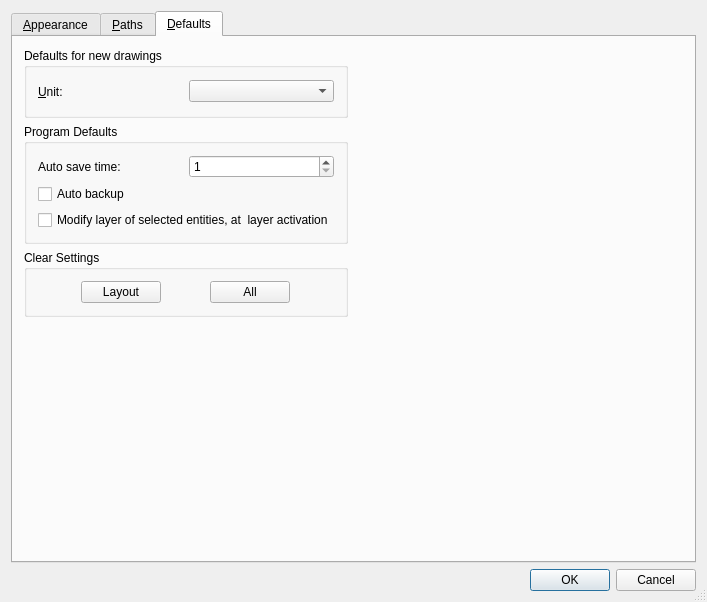
Above: librecad/src/ui/forms/qg_dlgoptionsgeneral.ui from LibreCAD/LibreCAD before the change. Below: the same form after it.
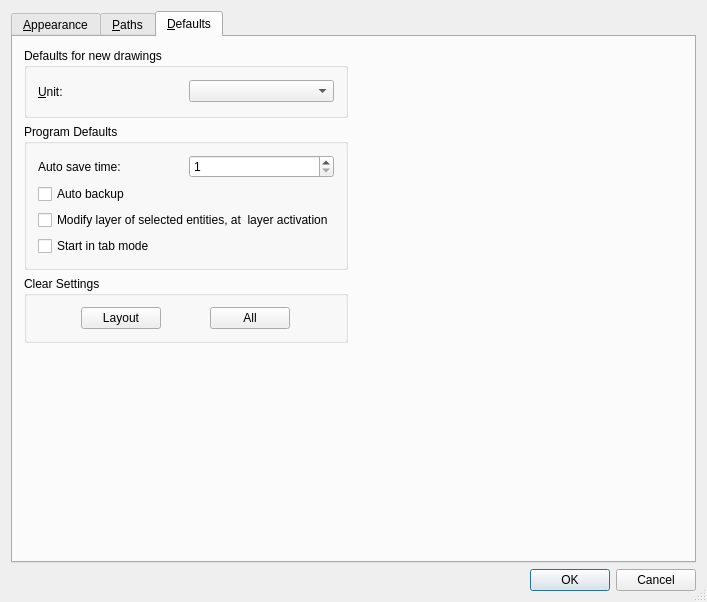
That is the form after the change. The open tabs and pages were chosen to show the change. Icons and pictures are not drawn.

Commit message: added option for starting in tab mode

Diff of the .ui file:
```diff
--- a/librecad/src/ui/forms/qg_dlgoptionsgeneral.ui
+++ b/librecad/src/ui/forms/qg_dlgoptionsgeneral.ui
@@ -1853,6 +1853,13 @@
             </property>
            </widget>
           </item>
+          <item>
+           <widget class="QCheckBox" name="tab_mode_check_box">
+            <property name="text">
+             <string>Start in tab mode</string>
+            </property>
+           </widget>
+          </item>
          </layout>
         </widget>
        </item>
```
The commit also changes 2 other files.
